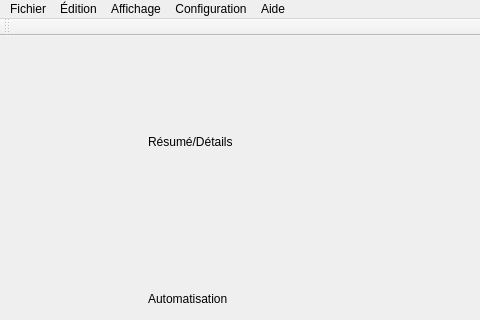
Old version of the form src/mainwindow.ui in the repository cinemaouvert/OPP; both pictures show x 0 to 480 and y 0 to 320 of the 797 by 585 pixel window.
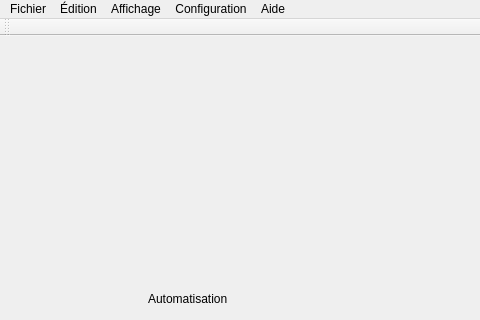
New version of the form. Custom widgets are drawn as their Qt base class.

Diff of the .ui file:
```diff
--- a/src/mainwindow.ui
+++ b/src/mainwindow.ui
@@ -25,21 +25,7 @@
       </property>
       <layout class="QVBoxLayout" name="verticalLayout_2">
        <item>
-        <widget class="QWidget" name="ResumeDetail" native="true">
-         <widget class="QLabel" name="label">
-          <property name="geometry">
-           <rect>
-            <x>130</x>
-            <y>80</y>
-            <width>121</width>
-            <height>16</height>
-           </rect>
-          </property>
-          <property name="text">
-           <string>Résumé/Détails</string>
-          </property>
-         </widget>
-        </widget>
+        <widget class="DetailsWidget" name="ResumeDetail" native="true"/>
        </item>
        <item>
         <widget class="QWidget" name="Automisation" native="true">
@@ -361,6 +347,12 @@
    <header>binwidget.h</header>
    <container>1</container>
   </customwidget>
+  <customwidget>
+   <class>DetailsWidget</class>
+   <extends>QWidget</extends>
+   <header>detailswidget.h</header>
+   <container>1</container>
+  </customwidget>
  </customwidgets>
  <resources/>
  <connections/>
```
Left out of the diff: 2 changed lines with no effect on the pictures.
